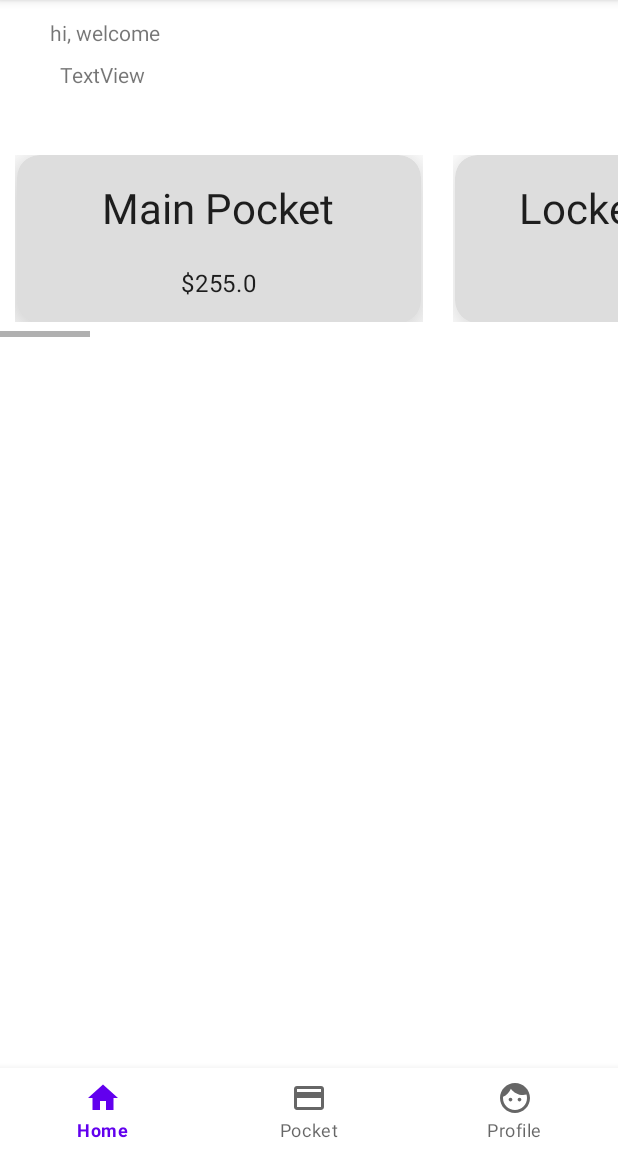
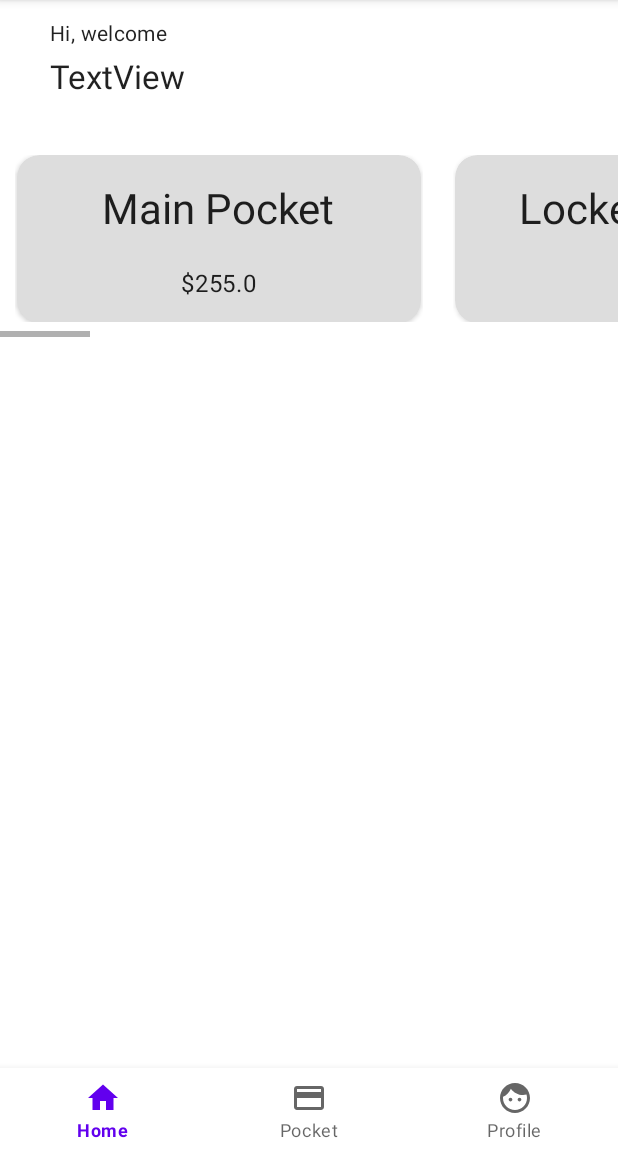
Before and after one commit to GtFoBAE05/TugasBesarPBP, an Android app: the homeActivity screen opened directly, with no data from a screen before it, on a phone screen of 412 x 824 dp, the part 84-1236 px from its top. Run offline under Robolectric (Android 15) with nearby library versions, the phone set to English and light mode, and no system bars.

Commit message:
selesai botton nav bar

```diff
--- a/app/src/main/java/com/example/tugasbesarpbp/LoginPage.kt
+++ b/app/src/main/java/com/example/tugasbesarpbp/LoginPage.kt
@@ -84,6 +84,7 @@ class LoginPage : AppCompatActivity() {
             if(!checkLogin) return@setOnClickListener
 
             val intent=Intent(this@LoginPage, homeActivity::class.java)
+            intent.putExtra("usernameLogin",username)
             startActivity(intent)
 
         }
--- a/app/src/main/java/com/example/tugasbesarpbp/landingPageFragment.kt
+++ b/app/src/main/java/com/example/tugasbesarpbp/landingPageFragment.kt
@@ -4,6 +4,7 @@ import android.os.Bundle
 import android.view.LayoutInflater
 import android.view.View
 import android.view.ViewGroup
+import android.widget.TextView
 import androidx.fragment.app.Fragment
 import androidx.recyclerview.widget.LinearLayoutManager
 import androidx.recyclerview.widget.RecyclerView
@@ -11,31 +12,37 @@ import com.example.tugasbesarpbp.entity.Pocket
 
 
 class landingPageFragment : Fragment() {
+    private lateinit var tvUsername:TextView
+    var myTextView: TextView? = null
 
     override fun onCreateView(
         inflater: LayoutInflater,
         container: ViewGroup?,
         savedInstanceState: Bundle?
     ): View? {
+        tvUsername= inflater.inflate(R.layout.fragment_landing_page, container, false).findViewById(R.id.txtUserName);
+
+
+
         return inflater.inflate(R.layout.fragment_landing_page, container, false)
     }
 
     override fun onViewCreated(view: View, savedInstanceState: Bundle?) {
         super.onViewCreated(view, savedInstanceState)
 
+
         val layoutManager= LinearLayoutManager(context,LinearLayoutManager.HORIZONTAL,false)
         val adapter: rvPocketAdapter = rvPocketAdapter(Pocket.listOfPocket)
         val rvPocket: RecyclerView= view.findViewById(R.id.rv_pocket)
 
-
         rvPocket.layoutManager=layoutManager
-
 
         rvPocket.setHasFixedSize(true)
 
         rvPocket.adapter=adapter
 
 
+
     }
 
 
--- a/app/src/main/res/layout/activity_home.xml
+++ b/app/src/main/res/layout/activity_home.xml
@@ -10,18 +10,20 @@
   <androidx.fragment.app.FragmentContainerView
       android:id="@+id/fragmentContainerView"
       android:layout_width="match_parent"
-      android:layout_height="match_parent"
-      tools:layout_editor_absoluteX="213dp"
-      tools:layout_editor_absoluteY="145dp" />
+      android:layout_height="0dp"
+      app:layout_constraintBottom_toTopOf="@+id/bottomnav"
+      app:layout_constraintEnd_toEndOf="parent"
+      app:layout_constraintStart_toStartOf="parent"
+      app:layout_constraintTop_toTopOf="parent" />
 
   <com.google.android.material.bottomnavigation.BottomNavigationView
       android:id="@+id/bottomnav"
       android:layout_width="match_parent"
       android:layout_height="wrap_content"
       android:layout_alignParentBottom="true"
-      app:layout_constraintBottom_toBottomOf="@+id/fragmentContainerView"
+      app:layout_constraintBottom_toBottomOf="parent"
       app:layout_constraintEnd_toEndOf="parent"
-      app:layout_constraintHorizontal_bias="0.52"
+      app:layout_constraintHorizontal_bias="1.0"
       app:layout_constraintStart_toStartOf="parent"
       app:layout_constraintTop_toTopOf="parent"
       app:layout_constraintVertical_bias="1.0"
--- a/app/src/main/res/layout/fragment_landing_page.xml
+++ b/app/src/main/res/layout/fragment_landing_page.xml
@@ -12,22 +12,24 @@
 
         <TextView
             android:id="@+id/txtWelcome"
+            style="@style/TextAppearance.Material3.BodyMedium"
             android:layout_width="wrap_content"
             android:layout_height="wrap_content"
             android:layout_alignParentStart="true"
             android:layout_alignParentTop="true"
             android:layout_marginStart="33dp"
             android:layout_marginTop="12dp"
-            android:text="hi, welcome" />
+            android:text="Hi, welcome" />
 
         <TextView
             android:id="@+id/txtUserName"
+            style="@style/TextAppearance.Material3.TitleLarge"
             android:layout_width="wrap_content"
             android:layout_height="wrap_content"
             android:layout_alignParentStart="true"
             android:layout_alignParentTop="true"
-            android:layout_marginStart="40dp"
-            android:layout_marginTop="40dp"
+            android:layout_marginStart="33dp"
+            android:layout_marginTop="36dp"
             android:text="TextView" />
 
         <androidx.recyclerview.widget.RecyclerView
--- a/app/src/main/res/layout/rv_pocket.xml
+++ b/app/src/main/res/layout/rv_pocket.xml
@@ -13,7 +13,6 @@
         android:layout_marginEnd="1dp"
         app:cardBackgroundColor="#DDDDDD"
         app:cardCornerRadius="15dp"
-        app:cardElevation="20dp"
         app:layout_constraintBottom_toBottomOf="parent"
         app:layout_constraintEnd_toEndOf="parent"
         app:layout_constraintStart_toStartOf="parent"
```
Also changed, not shown: app/src/main/java/com/example/tugasbesarpbp/homeActivity.kt (+11 -29 lines), app/src/main/java/com/example/tugasbesarpbp/pocketFragment.kt (+2 -43 lines), app/src/main/java/com/example/tugasbesarpbp/profileFragment.kt (+2 -44 lines).
